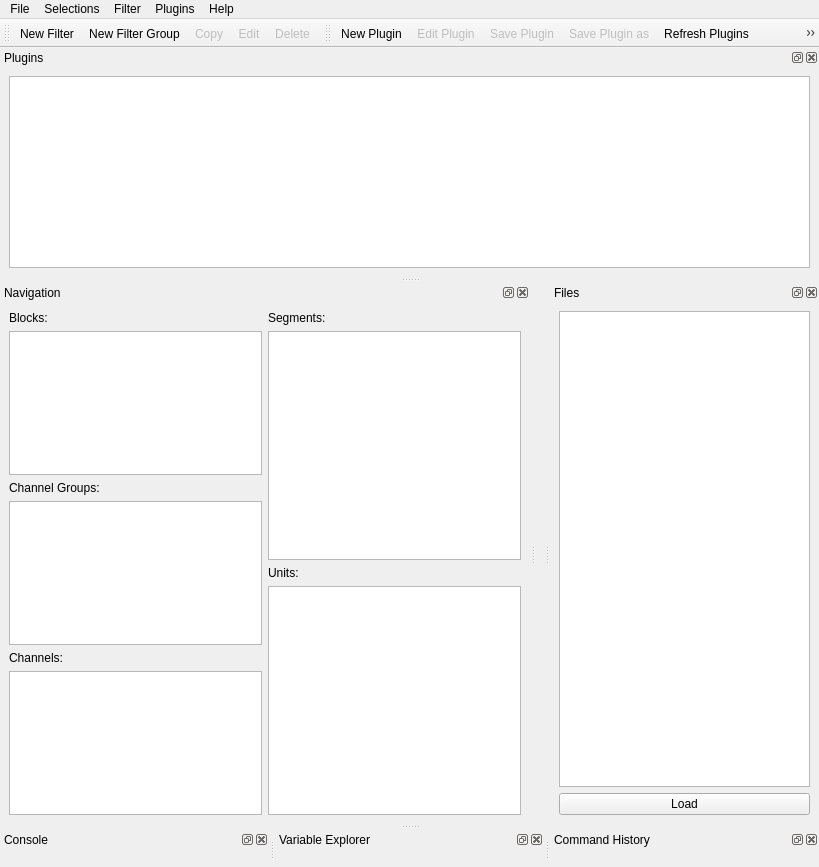
The window that spykeviewer/ui/main.ui (rproepp/spykeviewer) describes before a commit, drawn with Qt 5.
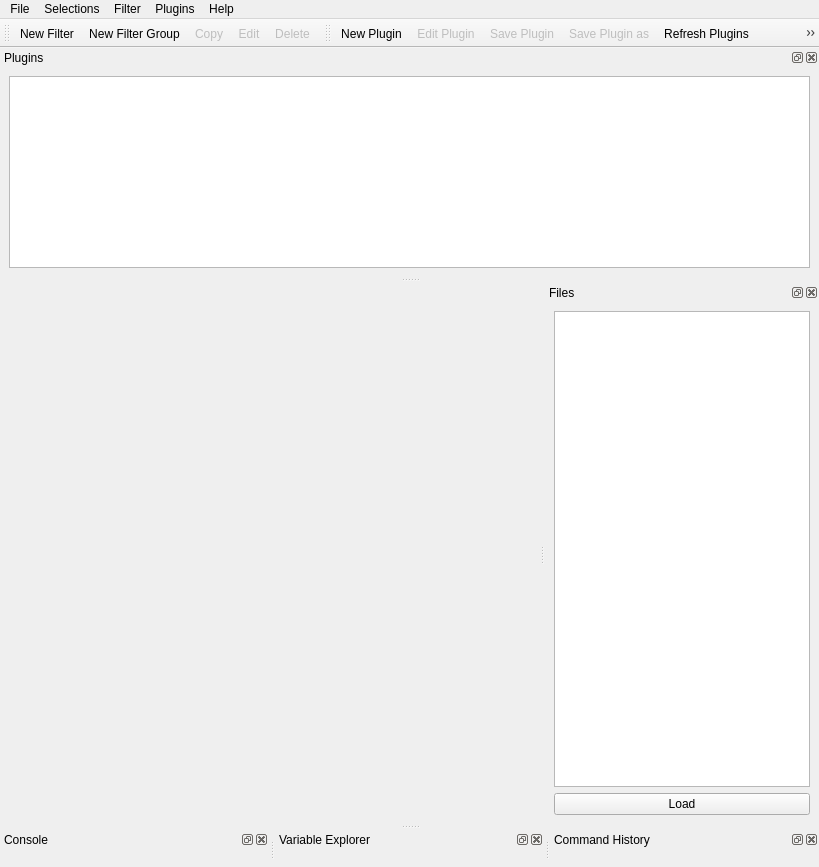
The same window after the commit. Icons and pictures are not drawn.

Commit message: Factored out Neo navigation dock

```diff
--- a/spykeviewer/ui/main.ui
+++ b/spykeviewer/ui/main.ui
@@ -191,96 +191,6 @@
     </layout>
    </widget>
   </widget>
-  <widget class="QDockWidget" name="navigationNeoDock">
-   <property name="windowTitle">
-    <string>Navigation</string>
-   </property>
-   <attribute name="dockWidgetArea">
-    <number>1</number>
-   </attribute>
-   <widget class="QWidget" name="dockWidgetContents_12">
-    <layout class="QHBoxLayout" name="horizontalLayout">
-     <item>
-      <layout class="QVBoxLayout" name="verticalLayout_31">
-       <item>
-        <widget class="QLabel" name="label_34">
-         <property name="text">
-          <string>Blocks:</string>
-         </property>
-        </widget>
-       </item>
-       <item>
-        <widget class="QListWidget" name="neoBlockList">
-         <property name="selectionMode">
-          <enum>QAbstractItemView::ExtendedSelection</enum>
-         </property>
-        </widget>
-       </item>
-       <item>
-        <widget class="QLabel" name="label_36">
-         <property name="text">
-          <string>Channel Groups:</string>
-         </property>
-        </widget>
-       </item>
-       <item>
-        <widget class="QListWidget" name="neoChannelGroupList">
-         <property name="selectionMode">
-          <enum>QAbstractItemView::ExtendedSelection</enum>
-         </property>
-        </widget>
-       </item>
-       <item>
-        <widget class="QLabel" name="label_37">
-         <property name="text">
-          <string>Channels:</string>
-         </property>
-        </widget>
-       </item>
-       <item>
-        <widget class="QListWidget" name="neoChannelList">
-         <property name="selectionMode">
-          <enum>QAbstractItemView::ExtendedSelection</enum>
-         </property>
-        </widget>
-       </item>
-      </layout>
-     </item>
-     <item>
-      <layout class="QVBoxLayout" name="verticalLayout_29">
-       <item>
-        <widget class="QLabel" name="label_35">
-         <property name="text">
-          <string>Segments:</string>
-         </property>
-        </widget>
-       </item>
-       <item>
-        <widget class="QListWidget" name="neoSegmentList">
-         <property name="selectionMode">
-          <enum>QAbstractItemView::ExtendedSelection</enum>
-         </property>
-        </widget>
-       </item>
-       <item>
-        <widget class="QLabel" name="label_38">
-         <property name="text">
-          <string>Units:</string>
-         </property>
-        </widget>
-       </item>
-       <item>
-        <widget class="QListWidget" name="neoUnitList">
-         <property name="selectionMode">
-          <enum>QAbstractItemView::ExtendedSelection</enum>
-         </property>
-        </widget>
-       </item>
-      </layout>
-     </item>
-    </layout>
-   </widget>
-  </widget>
   <widget class="QDockWidget" name="filesDock">
    <property name="windowTitle">
     <string>Files</string>
```
The commit also changes 7 other files.
